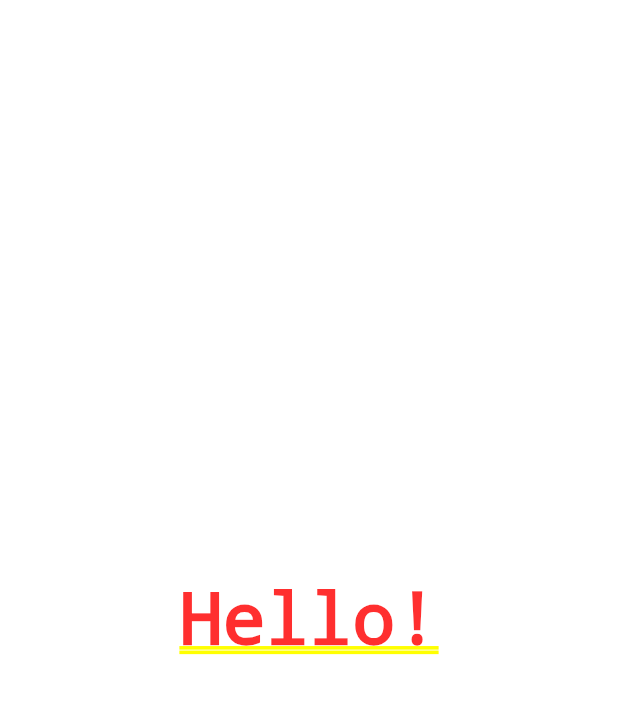
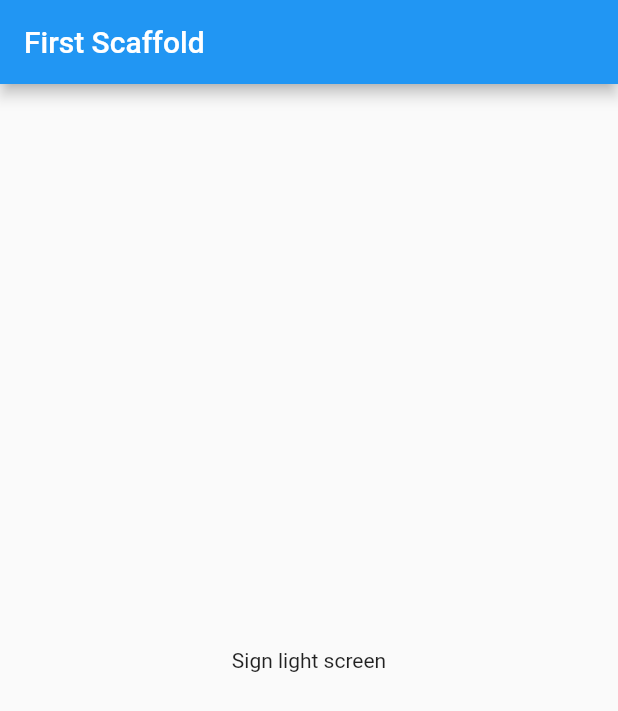
Before and after one commit to pogorelets/places, a Flutter app: the screen it shows after launch, on a phone screen of 412 x 824 dp. Shown: the top 711 px of the screen. Run offline on Flutter 3.47's test engine with Material 2 defaults, Android fonts, the phone set to English and light mode, and no system bars.

Commit message:
task 4.1

```diff
--- a/lib/main.dart
+++ b/lib/main.dart
@@ -1,4 +1,6 @@
 import 'package:flutter/material.dart';
+
+import 'ui/screen/sign_screen.dart';
 
 void main() {
   runApp(MyApp());
@@ -15,48 +17,7 @@ class MyApp extends StatelessWidget {
         primarySwatch: Colors.blue,
         visualDensity: VisualDensity.adaptivePlatformDensity,
       ),
-      home: MySecondWidget(),
+      home: SignLightScreen(),
     );
   }
 }
-
-class MyFirstWidget extends StatelessWidget {
-  int _counter = 0;
-
-  @override
-  Widget build(BuildContext context) {
-    _counter++;
-    print(_counter);
-    return Container(
-      child: Center(
-        child: Text("Hello!"),
-      ),
-    );
-  }
-}
-
-class MySecondWidget extends StatefulWidget {
-  @override
-  _MySecondWidgetState createState() => _MySecondWidgetState();
-}
-
-class _MySecondWidgetState extends State<MySecondWidget> {
-  int _counter = 0;
-
-  void _incrementCounter() {
-    setState(() {
-      _counter++;
-      print(_counter);
-    });
-  }
-
-  @override
-  Widget build(BuildContext context) {
-    _incrementCounter();
-    return Container(
-      child: Center(
-        child: Text("Hello!"),
-      ),
-    );
-  }
-}
--- /dev/null
+++ b/lib/ui/screen/sign_screen.dart
@@ -0,0 +1,17 @@
+import 'package:flutter/material.dart';
+
+class SignLightScreen extends StatefulWidget {
+  @override
+  _SignLightScreenState createState() => _SignLightScreenState();
+}
+
+class _SignLightScreenState extends State<SignLightScreen> {
+  @override
+  Widget build(BuildContext context) {
+    return Scaffold(
+        appBar: AppBar(title: Text("First Scaffold"),),
+        body: Container(
+      child: Center(child: Text("Sign light screen")),
+    ));
+  }
+}
```
